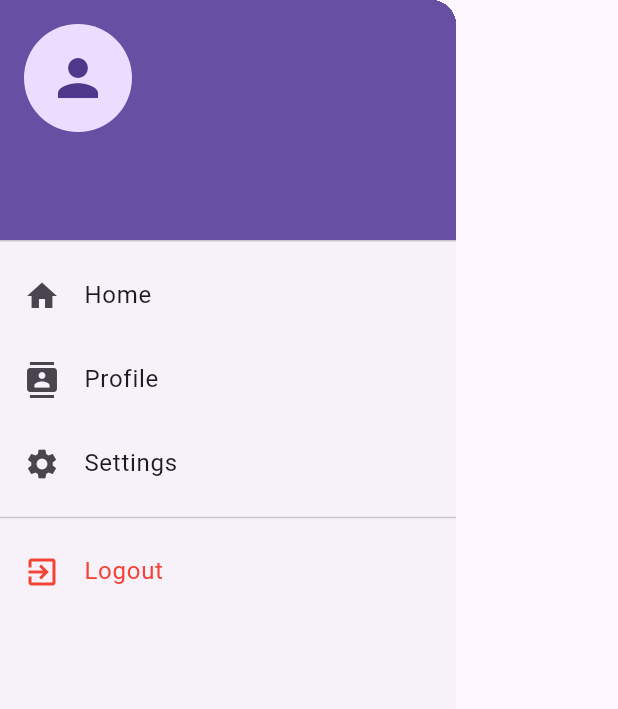
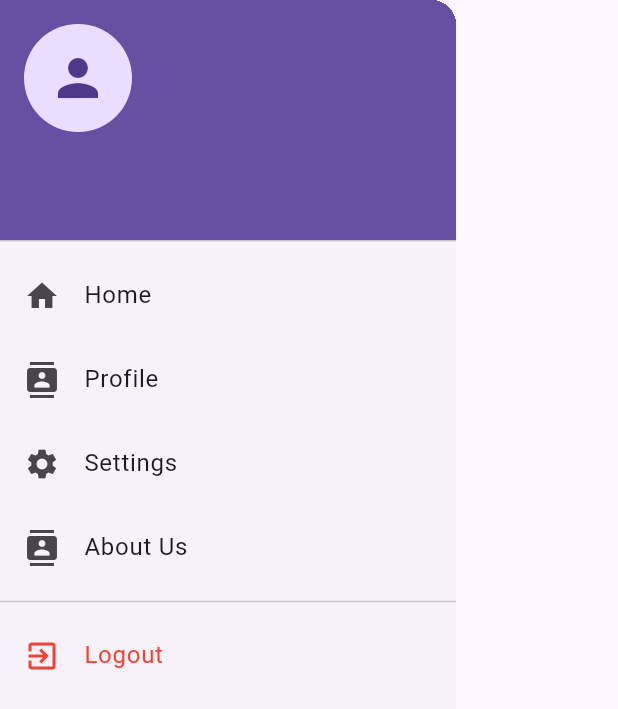
Before and after one commit to vprabhu1771/flutter_supabase_weight_bridge_record_control, a Flutter app: the CustomDrawer widget shown alone on an empty page, opened directly, on a phone screen of 412 x 824 dp. Shown: the top 709 px of the screen. Run offline on Flutter 3.47's test engine with Material 3 defaults, Android fonts, the phone set to English and light mode, and no system bars; our stand-ins replace flutter_dotenv, flutter_secure_storage, fluttertoast, image_picker, supabase_flutter; accounts and stored records are empty.

```diff
--- a/lib/widgets/CustomDrawer.dart
+++ b/lib/widgets/CustomDrawer.dart
@@ -1,4 +1,5 @@
 import 'package:flutter/material.dart';
+import 'package:flutter_supabase_weight_bridge_record_control/screens/AboutUsScreen.dart';
 import 'package:flutter_supabase_weight_bridge_record_control/screens/auth/ProfileScreen.dart';
 
 import 'package:supabase_flutter/supabase_flutter.dart';
@@ -76,6 +77,19 @@ class CustomDrawer extends StatelessWidget {
                 Navigator.pushNamed(context, '/settings');
               },
             ),
+            ListTile(
+              leading: Icon(Icons.contacts),
+              title: Text('About Us'),
+              onTap: () {
+                // Navigator.pop(context);
+                Navigator.pushReplacement(
+                  context,
+                  MaterialPageRoute(
+                    builder: (context) => AboutUsScreen(title: 'About Us'),
+                  ),
+                );
+              },
+            ),
             Divider(),
             ListTile(
               leading: Icon(Icons.exit_to_app, color: Colors.red),
```
